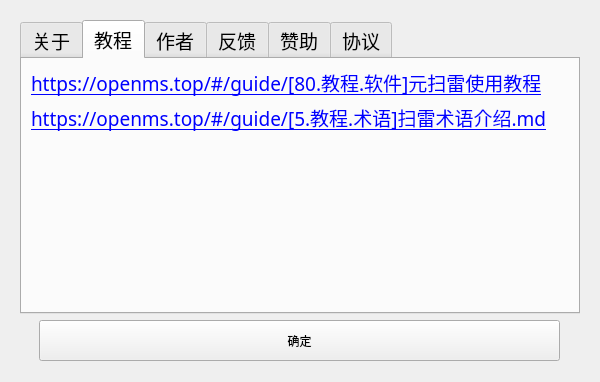
Above: uiFiles/ui_about.ui from eee555/Metasweeper before the change. Below: the same form after it.
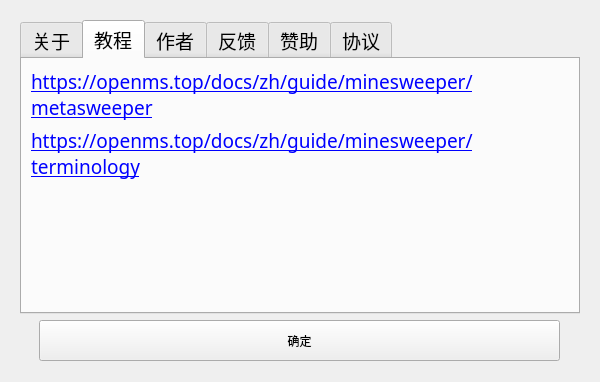
That is the form after the change. The open tabs and pages were chosen to show the change. Icons and pictures are not drawn.

Commit message: chore：更新教程链接，qt版本约定6.12.0

```diff
--- a/uiFiles/ui_about.ui
+++ b/uiFiles/ui_about.ui
@@ -174,7 +174,7 @@
           <enum>Qt::LeftToRight</enum>
          </property>
          <property name="text">
-          <string notr="true">&lt;html&gt;&lt;head/&gt;&lt;body&gt;&lt;p&gt;&lt;a href=&quot;https://openms.top/#/guide/[80.教程.软件]元扫雷使用教程&quot;&gt;&lt;span style=&quot; text-decoration: underline; color:#0000ff;&quot;&gt;https://openms.top/#/guide/[80.教程.软件]元扫雷使用教程&lt;/span&gt;&lt;/a&gt;&lt;/p&gt;&lt;/body&gt;&lt;/html&gt;</string>
+          <string>&lt;html&gt;&lt;head/&gt;&lt;body&gt;&lt;p&gt;&lt;a href=&quot;https://openms.top/docs/zh/guide/minesweeper/metasweeper&quot;&gt;&lt;span style=&quot; text-decoration: underline; color:#0000ff;&quot;&gt;https://openms.top/docs/zh/guide/minesweeper/metasweeper&lt;/span&gt;&lt;/a&gt;&lt;/p&gt;&lt;/body&gt;&lt;/html&gt;</string>
          </property>
          <property name="textFormat">
           <enum>Qt::RichText</enum>
@@ -214,7 +214,7 @@
           <enum>Qt::LeftToRight</enum>
          </property>
          <property name="text">
-          <string notr="true">&lt;html&gt;&lt;head/&gt;&lt;body&gt;&lt;p&gt;&lt;a href=&quot;https://openms.top/#/guide/[5.教程.术语]扫雷术语介绍.md&quot;&gt;&lt;span style=&quot; text-decoration: underline; color:#0000ff;&quot;&gt;https://openms.top/#/guide/[5.教程.术语]扫雷术语介绍.md&lt;/span&gt;&lt;/a&gt;&lt;/p&gt;&lt;/body&gt;&lt;/html&gt;</string>
+          <string>&lt;html&gt;&lt;head/&gt;&lt;body&gt;&lt;p&gt;&lt;a href=&quot;https://openms.top/docs/zh/guide/minesweeper/terminology&quot;&gt;&lt;span style=&quot; text-decoration: underline; color:#0000ff;&quot;&gt;https://openms.top/docs/zh/guide/minesweeper/terminology&lt;/span&gt;&lt;/a&gt;&lt;/p&gt;&lt;/body&gt;&lt;/html&gt;</string>
          </property>
          <property name="textFormat">
           <enum>Qt::RichText</enum>
```
Left out of the diff: 41 changed lines with no effect on the pictures. The commit also changes 10 other files.
